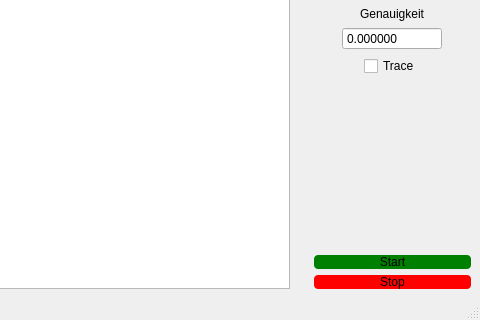
The window that ui_Main_Window.ui (Corvus-XOS/Gravitationssimulation) describes before a commit, drawn with Qt 5; both pictures show x 370 to 850 and y 530 to 850 of the 850 by 850 pixel window.
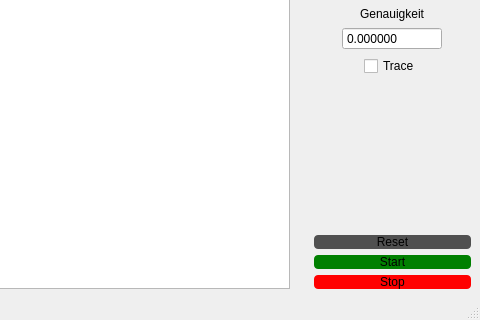
The same window after the commit. Icons and pictures are not drawn.

Commit message: Reset Knopf hinzufegügt, KNöpfe für EInstellen der Planeten während Sima usgegraut, Position nach Reset gefixt

Patch:
```diff
--- a/ui_Main_Window.ui
+++ b/ui_Main_Window.ui
@@ -46,7 +46,7 @@
    <property name="minimumSize">
     <size>
      <width>175</width>
-     <height>776</height>
+     <height>802</height>
     </size>
    </property>
    <property name="maximumSize">
@@ -487,6 +487,23 @@
          </property>
         </spacer>
        </item>
+       <item>
+        <widget class="QPushButton" name="pushReset">
+         <property name="styleSheet">
+          <string notr="true">QPushButton{
+	background-color: rgb(80, 80, 80);
+	border-radius: 4px;
+}
+
+QPushButton:pressed{
+	background-color: rgb(100, 100, 100);
+}</string>
+         </property>
+         <property name="text">
+          <string>Reset</string>
+         </property>
+        </widget>
+       </item>
        <item>
         <widget class="QPushButton" name="pushStartSim">
          <property name="styleSheet">
```
Left out of the diff: 2 changed lines with no effect on the pictures. The commit also changes 2 other files.
